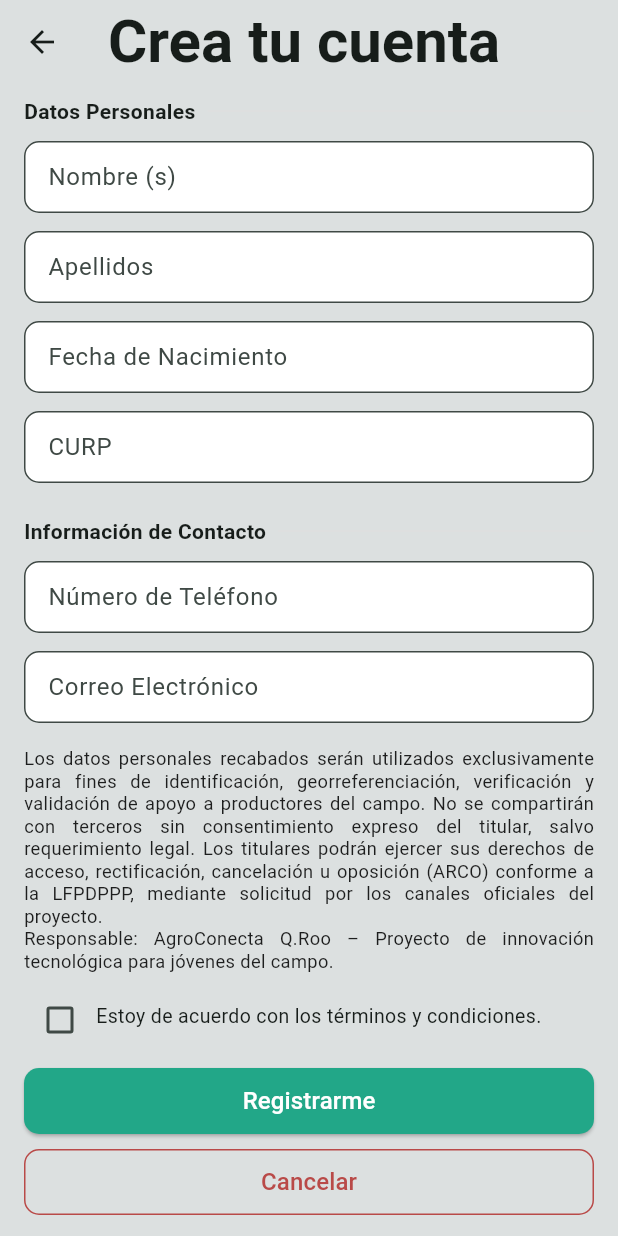
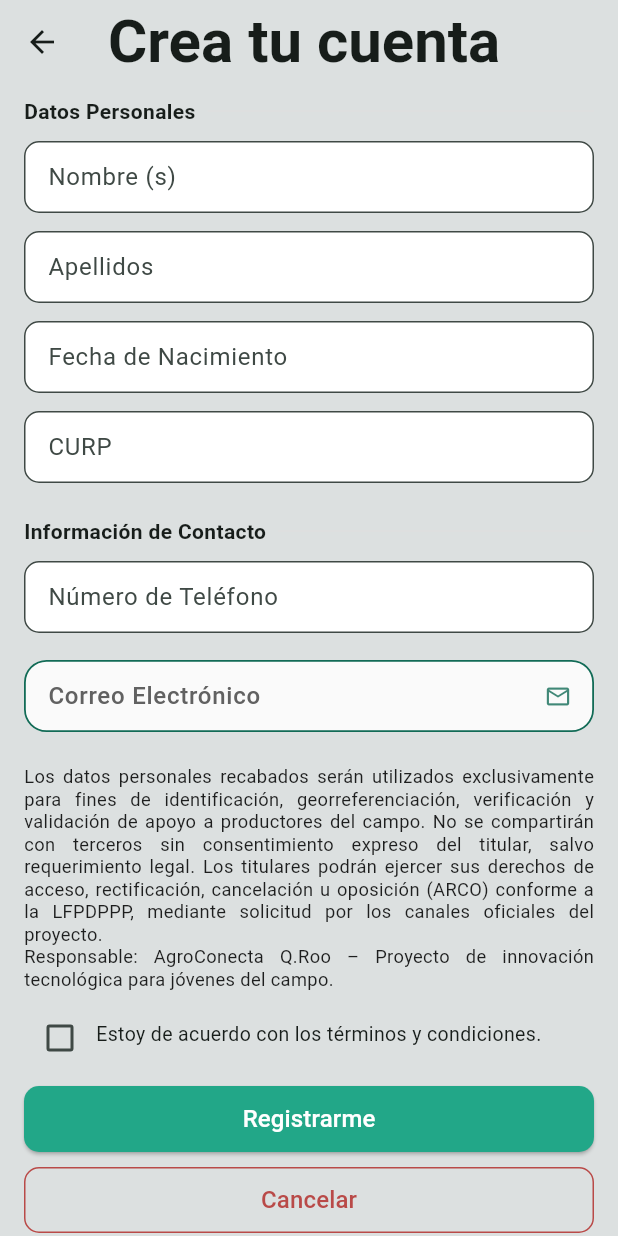
Before and after one commit to HazielDev12/agroconecta, a Flutter app: the SignUpScreen screen opened by its route, on a phone screen of 412 x 824 dp. Run offline on Flutter 3.47's test engine with Material 3 defaults, Android fonts, the phone set to English and light mode, and no system bars; our stand-ins replace flutter_riverpod, flutter_svg, formz, go_router, google_fonts, table_calendar; project files that could hold a hidden picture were left out.

```diff
--- a/lib/features/auth/presentation/screens/sign_up_screen.dart
+++ b/lib/features/auth/presentation/screens/sign_up_screen.dart
@@ -1,4 +1,5 @@
 import 'package:agroconecta/config/theme/app_theme.dart';
+import 'package:agroconecta/features/shared/shared.dart';
 import 'package:flutter/material.dart';
 import 'package:flutter/services.dart';
 import 'package:go_router/go_router.dart';
@@ -207,21 +208,10 @@ class _SignUpScreenState extends State<SignUpScreen> {
                     const SizedBox(height: 12),
 
                     // Correo
-                    TextFormField(
-                      controller: _correoCtrl,
+                    CustomTextFormField(
+                      label: 'Correo Electrónico',
                       keyboardType: TextInputType.emailAddress,
-                      decoration: _inputDeco(
-                        'Correo Electrónico',
-                        hint: 'ejemplo@correo.com',
-                      ),
-                      validator: (v) {
-                        if (v == null || v.isEmpty) return 'Ingresa tu correo';
-                        final reg = RegExp(
-                          r'^[\w\.\-]+@([\w\-]+\.)+[\w\-]{2,4}$',
-                        );
-                        if (!reg.hasMatch(v)) return 'Correo inválido';
-                        return null;
-                      },
+                      suffixIcon: Icons.email_outlined,
                     ),
 
                     const SizedBox(height: 16),
```
Also changed, not shown: lib/features/shared/infrastructure/inputs/phone_number.dart (added, +17 -0 lines).
